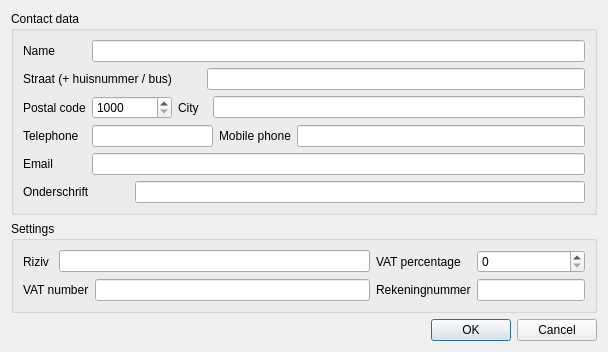
Old version of the form AudioAdmin/ui/settings.ui in the repository Roelio81/audioadmin.
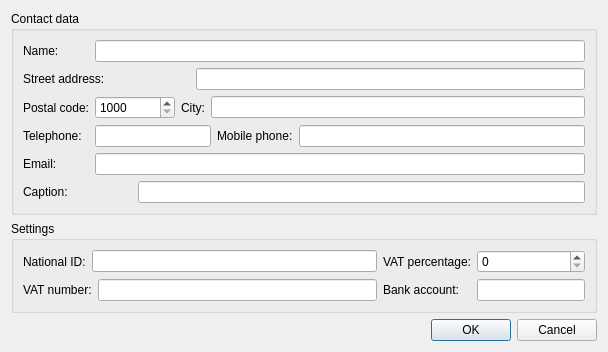
New version of the form. Icons and pictures are not drawn.

```diff
--- a/AudioAdmin/ui/settings.ui
+++ b/AudioAdmin/ui/settings.ui
@@ -39,7 +39,7 @@
       <item row="0" column="0">
        <widget class="QLabel" name="l_naam">
         <property name="text">
-         <string>Name</string>
+         <string>Name:</string>
         </property>
        </widget>
       </item>
@@ -49,7 +49,7 @@
       <item row="1" column="0" colspan="4">
        <widget class="QLabel" name="l_straat">
         <property name="text">
-         <string>Straat (+ huisnummer / bus)</string>
+         <string>Street address:</string>
         </property>
        </widget>
       </item>
@@ -59,7 +59,7 @@
       <item row="2" column="0">
        <widget class="QLabel" name="l_postcode">
         <property name="text">
-         <string>Postal code</string>
+         <string>Postal code:</string>
         </property>
        </widget>
       </item>
@@ -88,7 +88,7 @@
       <item row="2" column="3" colspan="2">
        <widget class="QLabel" name="l_gemeente">
         <property name="text">
-         <string>City</string>
+         <string>City:</string>
         </property>
        </widget>
       </item>
@@ -98,7 +98,7 @@
       <item row="3" column="0">
        <widget class="QLabel" name="l_telefoon">
         <property name="text">
-         <string>Telephone</string>
+         <string>Telephone:</string>
         </property>
        </widget>
       </item>
@@ -108,7 +108,7 @@
       <item row="3" column="6">
        <widget class="QLabel" name="l_gsm">
         <property name="text">
-         <string>Mobile phone</string>
+         <string>Mobile phone:</string>
         </property>
        </widget>
       </item>
@@ -118,7 +118,7 @@
       <item row="4" column="0">
        <widget class="QLabel" name="l_email">
         <property name="text">
-         <string>Email</string>
+         <string>Email:</string>
         </property>
        </widget>
       </item>
@@ -128,7 +128,7 @@
       <item row="5" column="0" colspan="2">
        <widget class="QLabel" name="l_onderschrift">
         <property name="text">
-         <string>Onderschrift</string>
+         <string>Caption:</string>
         </property>
        </widget>
       </item>
@@ -147,7 +147,7 @@
       <item row="0" column="0">
        <widget class="QLabel" name="l_riziv">
         <property name="text">
-         <string>Riziv</string>
+         <string>National ID:</string>
         </property>
        </widget>
       </item>
@@ -157,7 +157,7 @@
       <item row="0" column="3">
        <widget class="QLabel" name="l_btwpercentage">
         <property name="text">
-         <string>VAT percentage</string>
+         <string>VAT percentage:</string>
         </property>
        </widget>
       </item>
@@ -180,7 +180,7 @@
       <item row="1" column="0" colspan="2">
        <widget class="QLabel" name="l_btwnummer">
         <property name="text">
-         <string>VAT number</string>
+         <string>VAT number:</string>
         </property>
        </widget>
       </item>
@@ -190,7 +190,7 @@
       <item row="1" column="3">
        <widget class="QLabel" name="l_rekeningnummer">
         <property name="text">
-         <string>Rekeningnummer</string>
+         <string>Bank account:</string>
         </property>
        </widget>
       </item>
```
Left out of the diff: 48 changed lines with no effect on the pictures.
